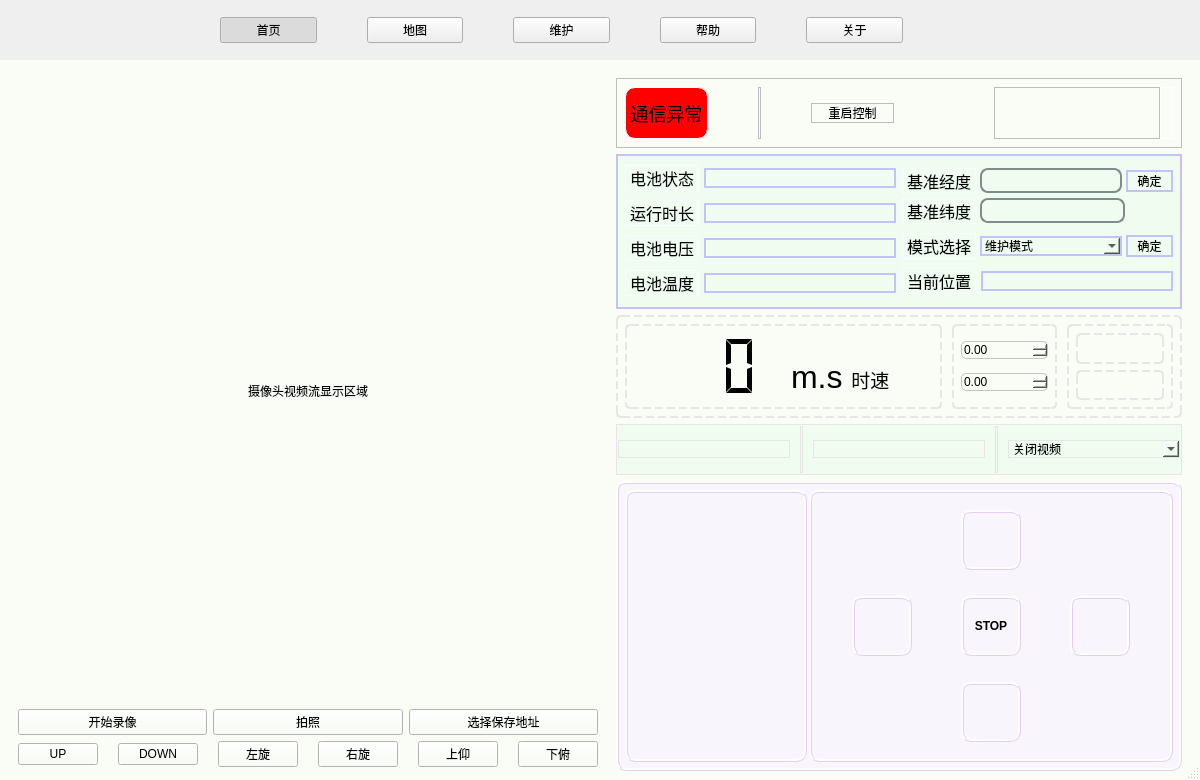
This is mainwindow.ui in DAC-Code25/Tenco as Qt 5 draws it before an edit. The edited form follows.
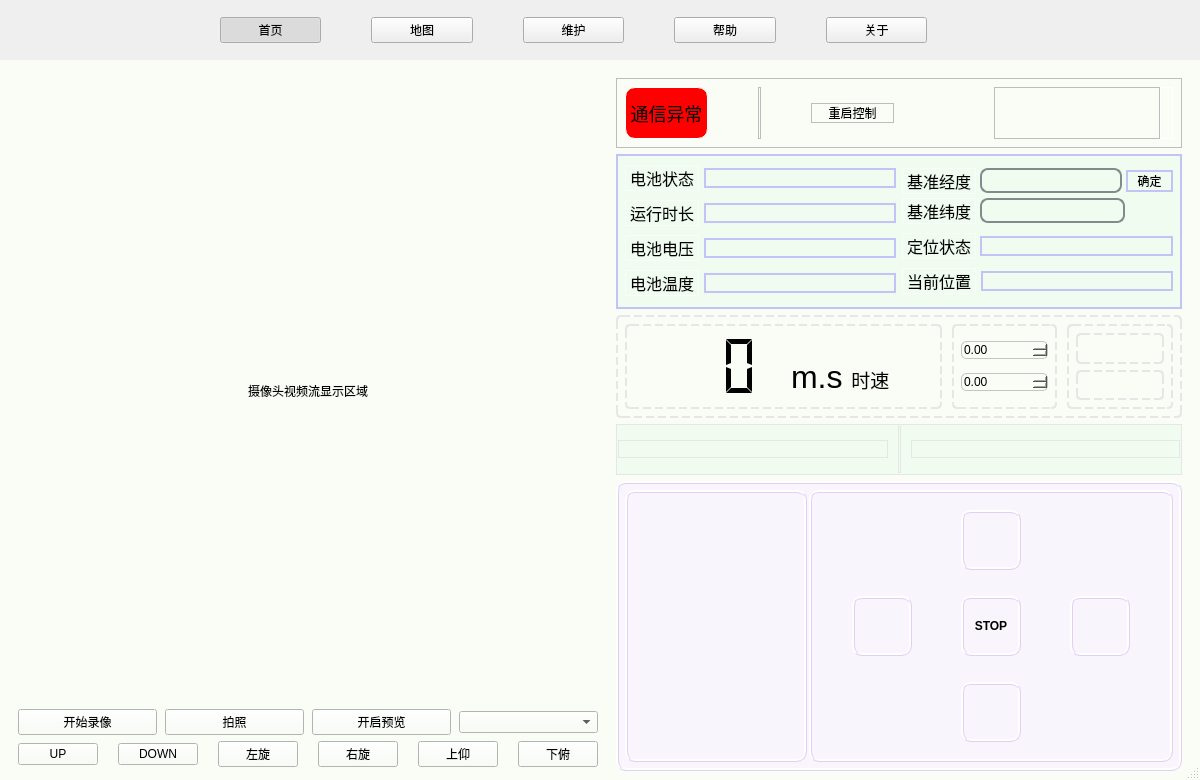
This is the edited form. Icons and pictures are not drawn. Custom widgets are drawn as their Qt base class.

What changed in the file:
```diff
--- a/mainwindow.ui
+++ b/mainwindow.ui
@@ -24,7 +24,7 @@
   </property>
   <property name="font">
    <font>
-    <family>Times New Roman</family>
+    <family>Microsoft YaHei</family>
    </font>
   </property>
   <property name="windowTitle">
@@ -382,7 +382,10 @@
             </widget>
            </item>
            <item>
-            <layout class="QHBoxLayout" name="horizontalLayout_3">
+            <layout class="QHBoxLayout" name="horizontalLayout_3" stretch="1,1,1,1">
+             <property name="spacing">
+              <number>8</number>
+             </property>
              <item>
               <widget class="QPushButton" name="recordButton">
                <property name="text">
@@ -403,7 +406,23 @@
              <item>
               <widget class="QPushButton" name="savePathButton">
                <property name="text">
-                <string>选择保存地址</string>
+                <string>开启预览</string>
+               </property>
+               <property name="checkable">
+                <bool>true</bool>
+               </property>
+              </widget>
+             </item>
+             <item>
+              <widget class="CameraPreviewComboBox" name="cameraPreviewKind">
+               <property name="minimumSize">
+                <size>
+                 <width>96</width>
+                 <height>0</height>
+                </size>
+               </property>
+               <property name="toolTip">
+                <string>选择彩色或深度预览，拍照和录像仍保存彩色图像。</string>
                </property>
               </widget>
              </item>
@@ -828,7 +847,7 @@
                  </layout>
                 </item>
                 <item>
-                 <layout class="QHBoxLayout" name="horizontalLayout_8" stretch="1,3,1">
+                 <layout class="QHBoxLayout" name="horizontalLayout_8" stretch="1,5">
                   <item>
                    <widget class="QLabel" name="label">
                     <property name="font">
@@ -841,39 +860,23 @@
                      <string notr="true">  border: 1px solid #f7fdfd;</string>
                     </property>
                     <property name="text">
-                     <string>模式选择</string>
+                     <string>定位状态</string>
                     </property>
                    </widget>
                   </item>
                   <item>
-                   <widget class="QComboBox" name="comboBox_Mode">
+                   <widget class="QLineEdit" name="homeLocalizationState">
                     <property name="sizePolicy">
                      <sizepolicy hsizetype="Expanding" vsizetype="Fixed">
                       <horstretch>0</horstretch>
                       <verstretch>0</verstretch>
                      </sizepolicy>
                     </property>
-                    <item>
-                     <property name="text">
-                      <string>维护模式</string>
-                     </property>
-                    </item>
-                    <item>
-                     <property name="text">
-                      <string>手动模式</string>
-                     </property>
-                    </item>
-                    <item>
-                     <property name="text">
-                      <string>自动模式</string>
-                     </property>
-                    </item>
-                   </widget>
-                  </item>
-                  <item>
-                   <widget class="QPushButton" name="pushButton">
-                    <property name="text">
-                     <string>确定</string>
+                    <property name="readOnly">
+                     <bool>true</bool>
+                    </property>
+                    <property name="alignment">
+                     <set>Qt::AlignCenter</set>
                     </property>
                    </widget>
                   </item>
@@ -1045,7 +1048,7 @@
               <string notr="true">background-color:#f0fcf0;
 border: 1px solid #e6e6e6;</string>
              </property>
-             <layout class="QHBoxLayout" name="horizontalLayout_18" stretch="3,0,3,0,3">
+             <layout class="QHBoxLayout" name="horizontalLayout_18" stretch="3,0,3">
               <property name="spacing">
                <number>10</number>
               </property>
@@ -1088,42 +1091,6 @@
                 </property>
                </widget>
               </item>
-              <item>
-               <widget class="Line" name="line_3">
-                <property name="orientation">
-                 <enum>Qt::Vertical</enum>
-                </property>
-               </widget>
-              </item>
-              <item>
-               <widget class="QComboBox" name="video_topic_name">
-                <item>
-                 <property name="text">
-                  <string>关闭视频</string>
-                 </property>
-                </item>
-                <item>
-                 <property name="text">
-                  <string>/camera/color/image_raw</string>
-                 </property>
-                </item>
-                <item>
-                 <property name="text">
-                  <string>/furrow/annotated_image</string>
-                 </property>
-                </item>
-                <item>
-                 <property name="text">
-                  <string>/camera/depth/image_raw</string>
-                 </property>
-                </item>
-                <item>
-                 <property name="text">
-                  <string>/camera/ir/image_raw</string>
-                 </property>
-                </item>
-               </widget>
-              </item>
              </layout>
             </widget>
            </item>
@@ -1454,6 +1421,11 @@
   </widget>
  </widget>
  <customwidgets>
+  <customwidget>
+   <class>CameraPreviewComboBox</class>
+   <extends>QComboBox</extends>
+   <header>camerapreviewcombobox.h</header>
+  </customwidget>
   <customwidget>
    <class>Battery</class>
    <extends>QWidget</extends>
```
Left out of the diff: 8 changed lines with no effect on the pictures.
